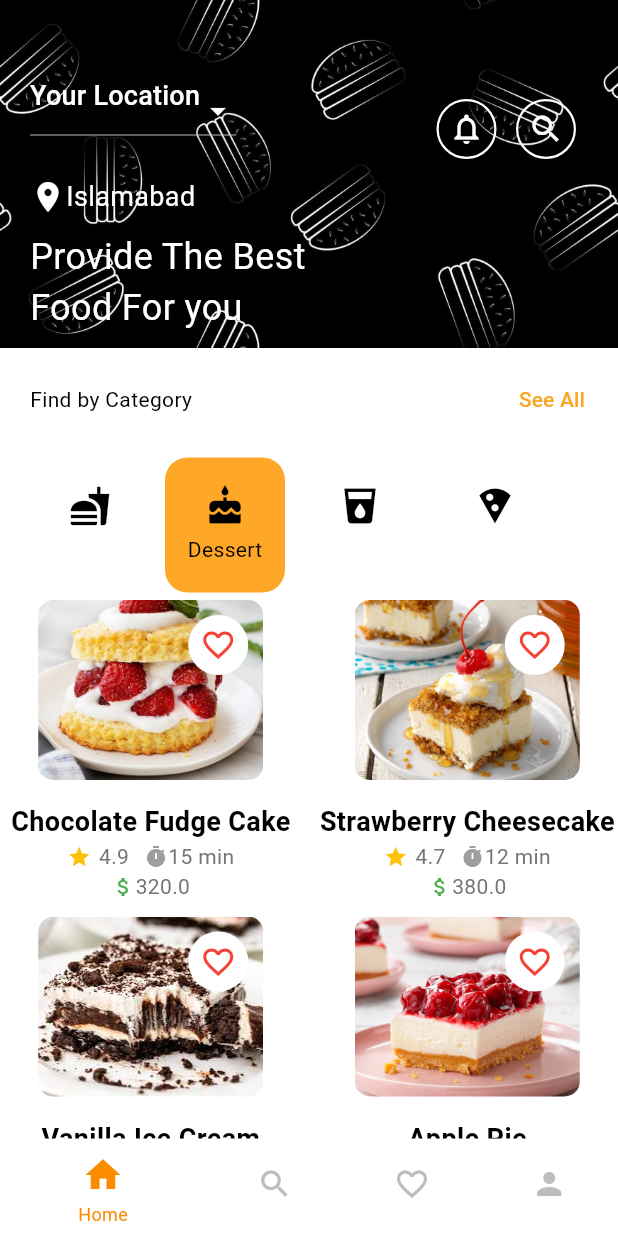
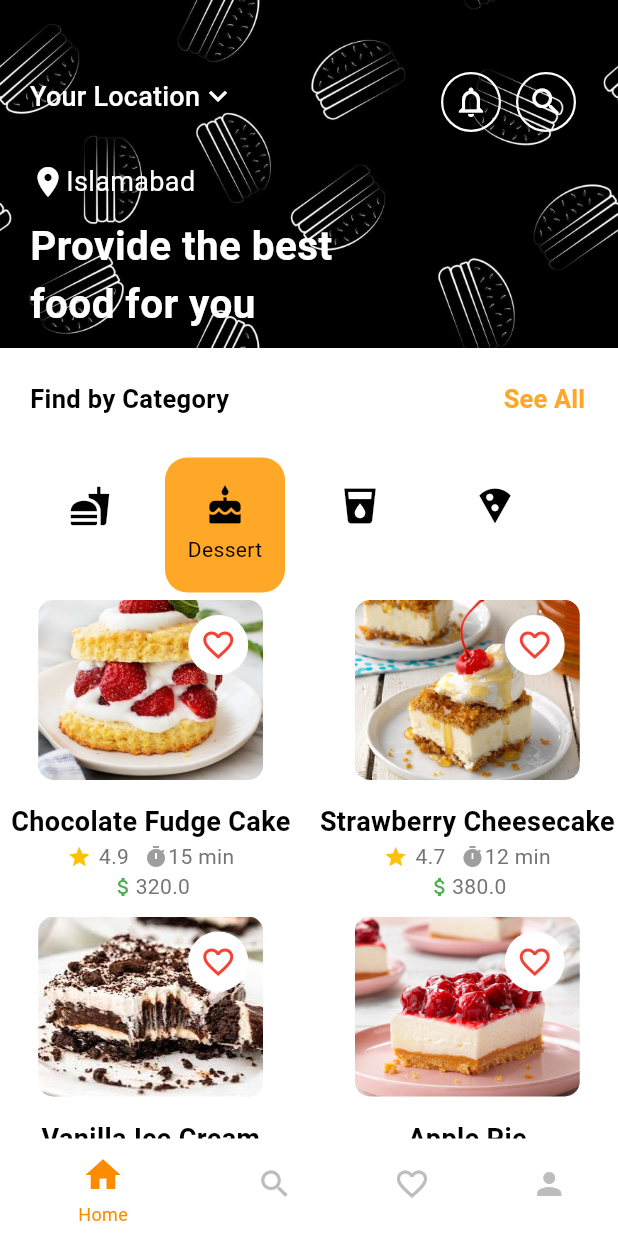
Before and after one commit to 3SyedShayan/account_login, a Flutter app: the screen it shows after launch, on a phone screen of 412 x 824 dp. Run offline on Flutter 3.47's test engine with Material 3 defaults, Android fonts, the phone set to English and light mode, and no system bars; our stand-ins replace firebase_auth, firebase_core; accounts and stored records are empty; Roboto replaces fonts that are missing (Poppins).

Commit message:
Code Improvements made

```diff
--- a/lib/screens/dashboard.dart
+++ b/lib/screens/dashboard.dart
@@ -1,3 +1,4 @@
+import 'package:account_login/utils/text_styles.dart';
 import 'package:account_login/widgets/dashboard_gridview.dart';
 import 'package:account_login/widgets/dashboard_header.dart';
 import 'package:flutter/material.dart';
@@ -118,13 +119,15 @@ class _DashboardScreenState extends State<DashboardScreen> {
             padding: const EdgeInsets.fromLTRB(20, 0, 10, 10),
             child: Row(
               children: [
-                Text("Find by Category"),
+                Text("Find by Category", style: AppTextStyles.bodySmallBold),
                 Spacer(),
                 TextButton(
                   onPressed: () {},
                   child: Text(
                     "See All",
-                    style: TextStyle(color: Colors.yellow[800]),
+                    style: AppTextStyles.bodySmallBold.copyWith(
+                      color: Colors.orange[400],
+                    ),
                   ),
                 ),
               ],
--- a/lib/utils/text_styles.dart
+++ b/lib/utils/text_styles.dart
@@ -6,4 +6,8 @@ class AppTextStyles {
     fontWeight: FontWeight.normal,
     color: Colors.grey,
   );
+  static const TextStyle bodySmallBold = TextStyle(
+    fontSize: 17,
+    fontWeight: FontWeight.bold,
+  );
 }
--- a/lib/widgets/dashboard_header.dart
+++ b/lib/widgets/dashboard_header.dart
@@ -1,4 +1,5 @@
 import 'package:account_login/screens/notifications.dart';
+import 'package:account_login/utils/text_styles.dart';
 import 'package:account_login/widgets/transparent_icon.dart';
 import 'package:flutter/material.dart';
 
@@ -20,7 +21,7 @@ class _DashboardHeaderState extends State<DashboardHeader> {
       children: [
         Image.asset("assets/images/fast-food-cover.jpg"),
         Positioned(
-          top: 58,
+          top: 40,
           right: 20,
           child: TransparentIcon(
             icon: Icons.search,
@@ -30,30 +31,20 @@ class _DashboardHeaderState extends State<DashboardHeader> {
           ),
         ),
         Positioned(
-          top: 50,
-          right: 65,
-          child: IconButton(
+          top: 40,
+          right: 70,
+          child: TransparentIcon(
+            icon: Icons.notifications_none_outlined,
             onPressed: () {
               Navigator.push(
                 context,
                 MaterialPageRoute(builder: (context) => NotificationsScreen()),
               );
             },
-            icon: TransparentIcon(
-              icon: Icons.notifications_none_outlined,
-              onPressed: () {
-                Navigator.push(
-                  context,
-                  MaterialPageRoute(
-                    builder: (context) => NotificationsScreen(),
-                  ),
-                );
-              },
-            ),
           ),
         ),
         Padding(
-          padding: const EdgeInsets.fromLTRB(20, 30, 20, 20),
+          padding: const EdgeInsets.all(20),
           child: Column(
             crossAxisAlignment: CrossAxisAlignment.start,
             children: [
@@ -61,12 +52,16 @@ class _DashboardHeaderState extends State<DashboardHeader> {
               Row(
                 children: [
                   DropdownButton(
+                    underline: Container(),
                     value: selectedCity,
-                    icon: Icon(Icons.arrow_drop_down, color: Colors.white),
+                    icon: Icon(
+                      Icons.keyboard_arrow_down_outlined,
+                      color: Colors.white,
+                    ),
                     items: cities.map((String city) {
                       return DropdownMenuItem(
                         value: city,
-                        child: Text(city),
+                        child: Text(city, style: AppTextStyles.bodySmallBold),
                         onTap: () {
                           setState(() {});
                         },
@@ -74,9 +69,16 @@ class _DashboardHeaderState extends State<DashboardHeader> {
                     }).toList(),
                     selectedItemBuilder: (BuildContext context) {
                       return cities.map((String city) {
-                        return Text(
-                          "Your Location",
-                          style: TextStyle(color: Colors.white, fontSize: 18),
+                        return Row(
+                          children: [
+                            Text(
+                              "Your Location",
+                              style: TextStyle(
+                                color: Colors.white,
+                                fontSize: 18,
+                              ),
+                            ),
+                          ],
                         );
                       }).toList();
                     },
@@ -99,8 +101,12 @@ class _DashboardHeaderState extends State<DashboardHeader> {
               ),
               SizedBox(height: 10),
               Text(
-                "Provide The Best\nFood For you",
-                style: TextStyle(color: Colors.white, fontSize: 24),
+                "Provide the best\nfood for you",
+                style: TextStyle(
+                  color: Colors.white,
+                  fontSize: 27,
+                  fontWeight: FontWeight.bold,
+                ),
               ),
             ],
           ),
```
